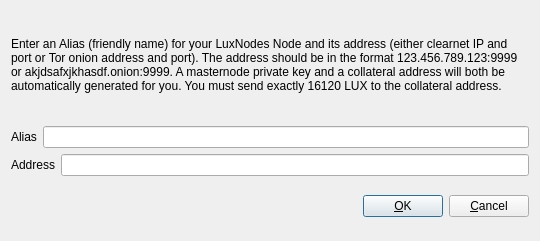
This is src/qt/forms/addeditadrenalinenode.ui in LUX-Core/lux as Qt 5 draws it before an edit. The edited form follows.
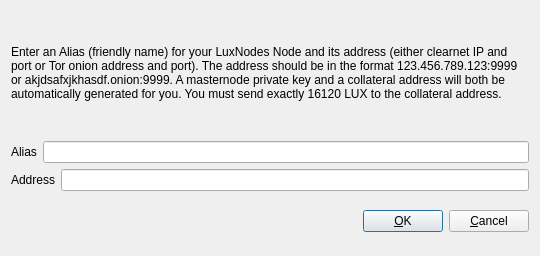
This is the edited form.

```diff
--- a/src/qt/forms/addeditadrenalinenode.ui
+++ b/src/qt/forms/addeditadrenalinenode.ui
@@ -7,7 +7,7 @@
     <x>0</x>
     <y>0</y>
     <width>540</width>
-    <height>241</height>
+    <height>256</height>
    </rect>
   </property>
   <property name="windowTitle">
```
